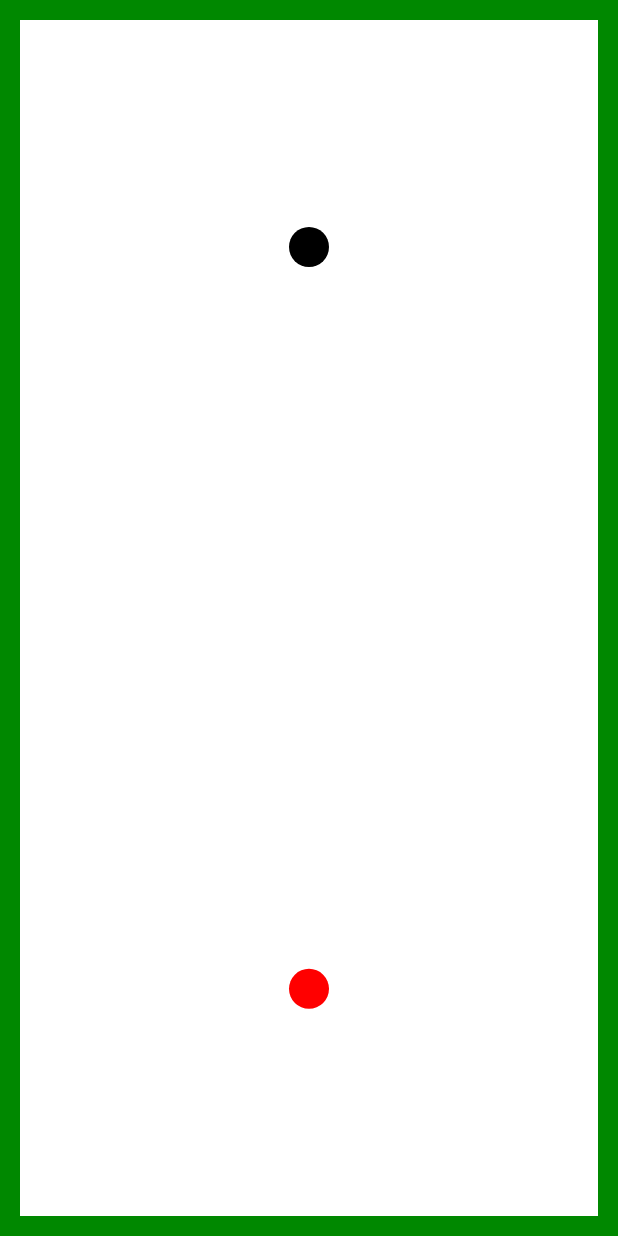
After one commit to Quizzer/MGolf, an Android app: the TrainingActivity screen opened directly, with no data from a screen before it, on a phone screen of 412 x 824 dp. The commit adds this screen. Run offline under Robolectric (Android 15) with nearby library versions, the phone set to English and light mode, and no system bars.

Commit message:
requesting weather API, starting trainings mode in own TrainingView

```diff
--- a/app/build.gradle
+++ b/app/build.gradle
@@ -26,5 +26,6 @@ dependencies {
     })
     compile 'com.android.support:appcompat-v7:25.3.1'
     compile 'com.android.support.constraint:constraint-layout:1.0.2'
+    compile 'commons-io:commons-io:2.4'
     testCompile 'junit:junit:4.12'
 }
--- a/app/src/main/java/de/neu/mgolf/Constants.java
+++ b/app/src/main/java/de/neu/mgolf/Constants.java
@@ -9,4 +9,5 @@ public class Constants {
     public static final String TAG = "MGolf";
 
     public static final String UPLOAD_REQUIRED = "uploadRequired";
+    public static final String UNITS = "UNITS";
 }
--- a/app/src/main/java/de/neu/mgolf/MainActivity.java
+++ b/app/src/main/java/de/neu/mgolf/MainActivity.java
@@ -54,6 +54,9 @@ public class MainActivity extends AppCompatActivity {
 
     public void onClick_training(View view) {
         Log.d(Constants.TAG, "onClick_Main_training: ");
+
+        Intent intent = new Intent(this, TrainingActivity.class);
+        startActivity(intent);
     }
 
     public boolean onCreateOptionsMenu(Menu menu) {
--- a/app/src/main/java/de/neu/mgolf/SplashActivity.java
+++ b/app/src/main/java/de/neu/mgolf/SplashActivity.java
@@ -41,11 +41,6 @@ public class SplashActivity extends AppCompatActivity {
             }
         };
         handler = new Handler();
-
-        // Blendet Benachrichtigungsleiste aus
-//        getWindow().setFlags(
-//                WindowManager.LayoutParams.FLAG_FULLSCREEN,
-//                WindowManager.LayoutParams.FLAG_FULLSCREEN);
     }
 
     public void onClick_SplashScreen(View view) {
--- /dev/null
+++ b/app/src/main/java/de/neu/mgolf/TrainingActivity.java
@@ -0,0 +1,34 @@
+package de.neu.mgolf;
+
+import android.support.v7.app.ActionBar;
+import android.support.v7.app.AppCompatActivity;
+import android.os.Bundle;
+import android.view.View;
+import android.view.WindowManager;
+
+import de.neu.mgolf.game.TrainingView;
+
+public class TrainingActivity extends AppCompatActivity {
+
+    @Override
+    protected void onCreate(Bundle savedInstanceState) {
+        super.onCreate(savedInstanceState);
+        setContentView(R.layout.activity_training);
+        // alternativ ohne activity_training.xml wäre auch möglich:
+        // setContentView(new TrainingView(this));
+
+        // Blendet ActionBar aus, falls vorhanden
+        ActionBar supportActionBar = getSupportActionBar();
+        if (supportActionBar != null) {
+            supportActionBar.hide();
+        }
+
+        // Blendet Benachrichtigungsleiste aus
+        getWindow().setFlags(
+                WindowManager.LayoutParams.FLAG_FULLSCREEN,
+                WindowManager.LayoutParams.FLAG_FULLSCREEN);
+
+        TrainingView trainingView = (TrainingView) findViewById(R.id.trainingView);
+
+    }
+}
--- /dev/null
+++ b/app/src/main/java/de/neu/mgolf/game/TrainingView.java
@@ -0,0 +1,137 @@
+package de.neu.mgolf.game;
+
+import android.content.Context;
+import android.graphics.Canvas;
+import android.graphics.Paint;
+import android.os.Build;
+import android.support.annotation.Nullable;
+import android.support.annotation.RequiresApi;
+import android.util.AttributeSet;
+import android.util.EventLog;
+import android.view.MotionEvent;
+import android.view.View;
+
+public class TrainingView extends View {
+
+    private Paint black;
+    private Paint red;
+    private Paint white;
+    private Paint example_color;
+    private int h;
+    private int w;
+    private float xBall;
+    private float yBall;
+    private int xHole;
+    private int yHole;
+
+    private final int d = 20;
+    private float xTouch;
+    private float yTouch;
+    private boolean touched;
+    private float vx;
+    private float vy;
+
+    public TrainingView(Context context) {
+        super(context);
+        init();
+    }
+
+    public TrainingView(Context context, @Nullable AttributeSet attrs) {
+        super(context, attrs);
+        init();
+    }
+
+    public TrainingView(Context context, @Nullable AttributeSet attrs, int defStyleAttr) {
+        super(context, attrs, defStyleAttr);
+        init();
+    }
+
+    @RequiresApi(api = Build.VERSION_CODES.LOLLIPOP)
+    public TrainingView(Context context, @Nullable AttributeSet attrs, int defStyleAttr, int defStyleRes) {
+        super(context, attrs, defStyleAttr, defStyleRes);
+        init();
+    }
+
+    public void init () {
+        example_color = new Paint();
+        example_color.setColor(0xFF002244);
+        example_color.setStrokeWidth(5);
+        example_color.setAntiAlias(true);
+        example_color.setStyle(Paint.Style.STROKE);
+        example_color.setStrokeCap(Paint.Cap.ROUND);
+        example_color.setStrokeJoin(Paint.Join.MITER);
+
+        white = new Paint();
+        white.setColor(0xFFFFFFFF);
+
+        red = new Paint();
+        red.setColor(0xFFFF0000);
+        red.setAntiAlias(true);
+
+        black = new Paint();
+        black.setColor(0xFF000000);
+        black.setAntiAlias(true);
+    }
+
+    @Override
+    protected void onSizeChanged(int w, int h, int oldw, int oldh) {
+        this.w = w;
+        this.h = h;
+
+        this.xBall = w/2;
+        this.yBall = h * 0.8f;
+
+        this.xHole = w/2;
+        this.yHole = (int) (h * 0.2);
+
+    }
+
+    @Override
+    public boolean onTouchEvent(MotionEvent event) {
+        switch (event.getAction()) {
+            case MotionEvent.ACTION_DOWN:
+            case MotionEvent.ACTION_MOVE:
+                xTouch = event.getX();
+                yTouch = event.getY();
+                touched = true;
+                break;
+            case MotionEvent.ACTION_UP:
+                touched = false;
+                vx = (xBall - xTouch) * 0.04f;
+                vy = (yBall - yTouch) * 0.04f;
+
+                break;
+        }
+        invalidate();
+        return true;
+    }
+
+    @Override
+    protected void onDraw(Canvas canvas) {
+        canvas.drawColor(0xFF008800);
+        canvas.drawRect(d,d,w-d, h-d, white);
+        canvas.drawCircle(xHole, yHole, 20, black);
+        canvas.drawCircle(xBall, yBall, 20, red);
+        if (touched) {
+            canvas.drawLine(xTouch, yTouch, xBall, yBall, black);
+        }
+
+        // Wenn Geschwindigkeit
+        if (vx != 0 || vy != 0) {
+            // Ballposition proportional zur Geschw. verschieben
+            xBall += vx;
+            yBall += vy;
+
+            // Bei Bandenkontakt reflektieren
+            if (xBall < d + 10 || xBall > w-d - 10) {
+                vx = -vx;
+            }
+            if (yBall < d + 10 || yBall > h-d - 10) {
+                vy = -vy;
+            }
+
+            // Neuzeichnen anfordern
+            invalidate();
+        }
+    }
+}
--- /dev/null
+++ b/app/src/main/res/layout/activity_training.xml
@@ -0,0 +1,10 @@
+<?xml version="1.0" encoding="utf-8"?>
+<de.neu.mgolf.game.TrainingView xmlns:android="http://schemas.android.com/apk/res/android"
+    xmlns:app="http://schemas.android.com/apk/res-auto"
+    xmlns:tools="http://schemas.android.com/tools"
+    android:id="@+id/trainingView"
+    android:layout_width="match_parent"
+    android:layout_height="match_parent"
+    tools:context="de.neu.mgolf.TrainingActivity">
+
+</de.neu.mgolf.game.TrainingView>
--- a/app/src/main/res/values/arrays.xml
+++ b/app/src/main/res/values/arrays.xml
@@ -6,5 +6,6 @@
         <item>Leipzig</item>
         <item>Mainz</item>
     </string-array>
+    <string-array name="metric" />
 
 </resources>
--- a/app/src/main/res/values/strings.xml
+++ b/app/src/main/res/values/strings.xml
@@ -14,6 +14,9 @@
     <string name="useTilt_PreferenceTitle">Neigungssensor</string>
     <string name="username_Summary">Wird bei neuen Spielen automatisch gesetzt.</string>
     <string name="username_PreferenceTitle">Dein Name</string>
-    <string name="settings">settings</string>
+    <string name="settings">Einstellungen</string>
     <string name="historyDialog">Das Spiel in %1$s mit %2$s fand %3$s statt.</string>
+    <string name="metric">metrisch</string>
+    <string name="imperial">imperial</string>
+    <string name="units_PreferenceTitle">Einheiten</string>
 </resources>
--- a/app/src/main/res/xml/preferences.xml
+++ b/app/src/main/res/xml/preferences.xml
@@ -14,4 +14,10 @@
         android:singleLine="true"
         android:summary="@string/username_Summary"
         android:title="@string/username_PreferenceTitle" />
+    <SwitchPreference
+        android:defaultValue="false"
+        android:key="units"
+        android:summaryOff="@string/metric"
+        android:summaryOn="@string/imperial"
+        android:title="@string/units_PreferenceTitle" />
 </PreferenceScreen>
```
Also changed, not shown: app/src/main/AndroidManifest.xml (+7 -6 lines), app/src/main/java/de/neu/mgolf/tasks/WeatherAsyncTask.java (+58 -5 lines), 2 other files.
